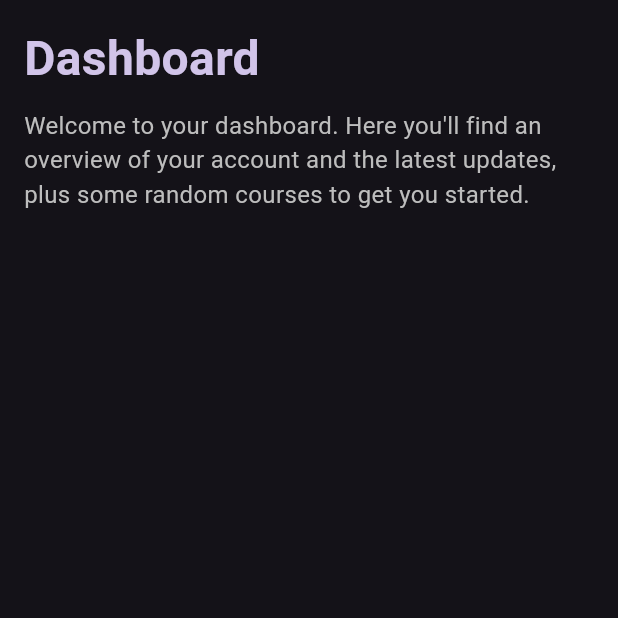
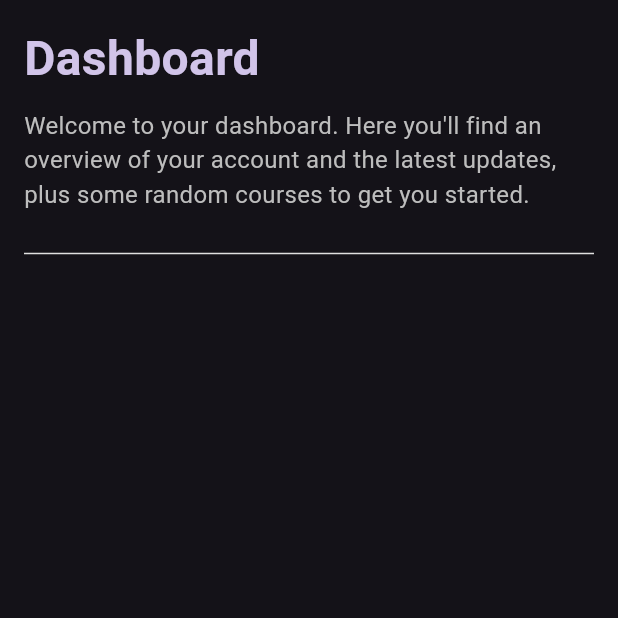
Before and after one commit to catpawzz/LWC, a Flutter app: the HomePage screen opened directly, on a phone screen of 412 x 824 dp, the top half of it. Run offline on Flutter 3.47's test engine with Material 3 defaults, Android fonts, the light colour scheme and no system bars; our stand-ins replace appwrite, flutter_markdown, font_awesome_flutter, shared_preferences, vibration; missing offline and left inert: flutter_gravatar, markdown; accounts and stored records are empty; network calls fail.

Commit message:
Refactor divider color and thickness in home and profile pages

```diff
--- a/lib/dash/home.dart
+++ b/lib/dash/home.dart
@@ -71,6 +71,10 @@ class _HomePageState extends State<HomePage> {
               ),
             ),
             const SizedBox(height: 20),
+            Divider(
+              color: Colors.grey[300],
+              thickness: 1,
+            ),
           ],
         ),
       ),
--- a/lib/dash/profile.dart
+++ b/lib/dash/profile.dart
@@ -203,8 +203,8 @@ class _ProfilePageState extends State<ProfilePage> {
               ),
               const SizedBox(height: 5),
               Divider(
-                color: Colors.deepPurple[300],
-                thickness: 2,
+                color: Colors.grey[300],
+                thickness: 1,
               ),
               const SizedBox(height: 10),
               Text(
--- a/lib/inc/itemviewer.dart
+++ b/lib/inc/itemviewer.dart
@@ -3,6 +3,7 @@ import 'package:flutter/material.dart';
 import 'package:flutter/services.dart';
 import 'package:flutter_markdown/flutter_markdown.dart';
 import 'package:url_launcher/url_launcher.dart';
+import 'package:markdown/markdown.dart' as md;
 
 class ItemViewer extends StatefulWidget {
   final String title, author;
```
